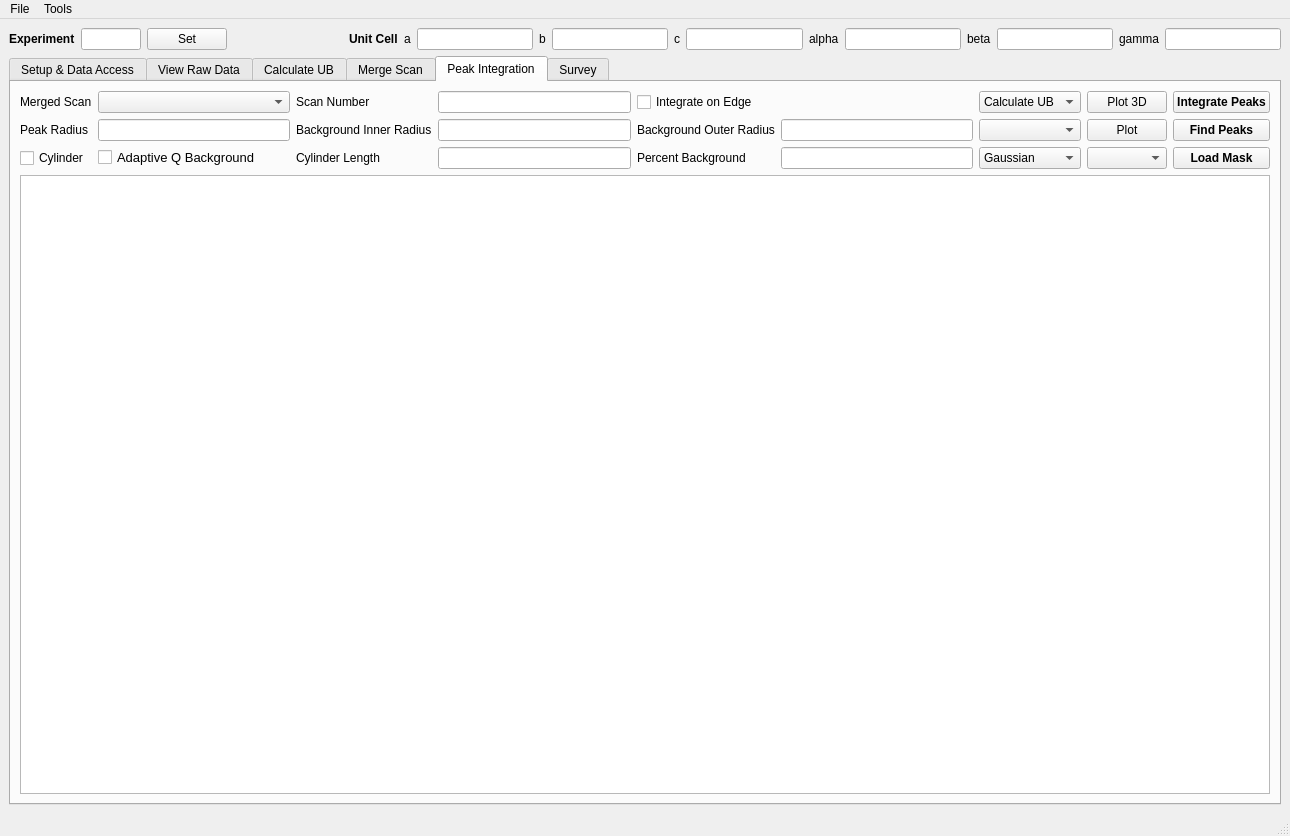
The window that scripts/HFIR_4Circle_Reduction/MainWindow.ui (mantidproject/mantid) describes before a commit, drawn with Qt 5.
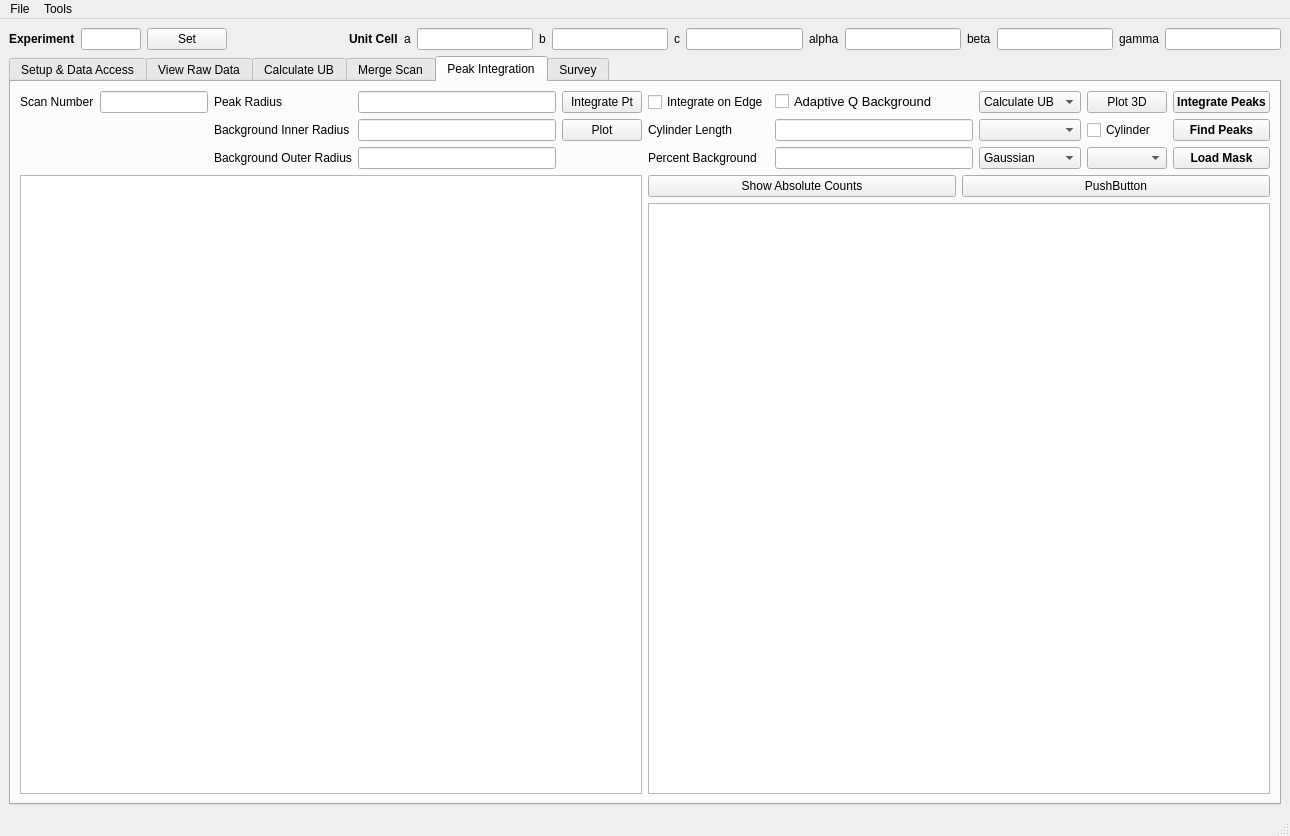
The same window after the commit. The open tabs and pages were chosen to show the change. Custom widgets are drawn as their Qt base class.

Commit message: Refs #14366 and #14031. Checkpointing progress on peak integration.

What changed in the file:
```diff
--- a/scripts/HFIR_4Circle_Reduction/MainWindow.ui
+++ b/scripts/HFIR_4Circle_Reduction/MainWindow.ui
@@ -193,7 +193,7 @@
            <bool>true</bool>
           </property>
           <property name="currentIndex">
-           <number>4</number>
+           <number>0</number>
           </property>
           <widget class="QWidget" name="tab">
            <attribute name="title">
@@ -218,14 +218,16 @@
                <string>&lt;!DOCTYPE HTML PUBLIC &quot;-//W3C//DTD HTML 4.0//EN&quot; &quot;http://www.w3.org/TR/REC-html40/strict.dtd&quot;&gt;
 &lt;html&gt;&lt;head&gt;&lt;meta name=&quot;qrichtext&quot; content=&quot;1&quot; /&gt;&lt;style type=&quot;text/css&quot;&gt;
 p, li { white-space: pre-wrap; }
-&lt;/style&gt;&lt;/head&gt;&lt;body style=&quot; font-family:'.Lucida Grande UI'; font-size:13pt; font-weight:400; font-style:normal;&quot;&gt;
-&lt;p style=&quot; margin-top:0px; margin-bottom:0px; margin-left:0px; margin-right:0px; -qt-block-indent:0; text-indent:0px;&quot;&gt;&lt;span style=&quot; font-family:'Ubuntu'; font-size:10pt; font-weight:600;&quot;&gt;1. Configure the data reduction&lt;/span&gt;&lt;/p&gt;
-&lt;p style=&quot; margin-top:0px; margin-bottom:0px; margin-left:0px; margin-right:0px; -qt-block-indent:0; text-indent:0px;&quot;&gt;&lt;span style=&quot; font-family:'Ubuntu'; font-size:10pt; font-style:italic;&quot;&gt;(a) Do not modify ServerURL unless necessary;&lt;/span&gt;&lt;/p&gt;
-&lt;p style=&quot; margin-top:0px; margin-bottom:0px; margin-left:0px; margin-right:0px; -qt-block-indent:0; text-indent:0px;&quot;&gt;&lt;span style=&quot; font-family:'Ubuntu'; font-size:10pt; font-style:italic;&quot;&gt;(b) Click 'Apply' to check internet connection and directories;&lt;/span&gt;&lt;/p&gt;
-&lt;p style=&quot; margin-top:0px; margin-bottom:0px; margin-left:0px; margin-right:0px; -qt-block-indent:0; text-indent:0px;&quot;&gt;&lt;span style=&quot; font-family:'Ubuntu'; font-size:10pt; font-style:italic;&quot;&gt;(c) If 'Time out' is popped out, try to click 'Apply' again. Server may not be able to respond promptly.&lt;/span&gt;&lt;/p&gt;
-&lt;p style=&quot;-qt-paragraph-type:empty; margin-top:0px; margin-bottom:0px; margin-left:0px; margin-right:0px; -qt-block-indent:0; text-indent:0px; font-family:'Ubuntu'; font-size:10pt; font-style:italic;&quot;&gt;&lt;br /&gt;&lt;/p&gt;
-&lt;p style=&quot; margin-top:0px; margin-bottom:0px; margin-left:0px; margin-right:0px; -qt-block-indent:0; text-indent:0px;&quot;&gt;&lt;span style=&quot; font-family:'Ubuntu'; font-size:10pt; font-weight:600;&quot;&gt;2. Start to reduce data&lt;/span&gt;&lt;/p&gt;
-&lt;p style=&quot; margin-top:0px; margin-bottom:0px; margin-left:0px; margin-right:0px; -qt-block-indent:0; text-indent:0px;&quot;&gt;&lt;span style=&quot; font-family:'Ubuntu'; font-size:10pt; font-style:italic;&quot;&gt;(a) Set&lt;/span&gt;&lt;span style=&quot; font-family:'Ubuntu'; font-size:10pt;&quot;&gt; Experiment&lt;/span&gt;&lt;/p&gt;&lt;/body&gt;&lt;/html&gt;</string>
+&lt;/style&gt;&lt;/head&gt;&lt;body style=&quot; font-family:'Ubuntu'; font-size:11pt; font-weight:400; font-style:normal;&quot;&gt;
+&lt;p style=&quot; margin-top:0px; margin-bottom:0px; margin-left:0px; margin-right:0px; -qt-block-indent:0; text-indent:0px;&quot;&gt;&lt;span style=&quot; font-size:14pt; font-weight:600; font-style:italic;&quot;&gt;DON'T PANIC! IT IS &lt;/span&gt;&lt;span style=&quot; font-size:7pt; font-style:italic; vertical-align:sub;&quot;&gt;(supposed to be)&lt;/span&gt;&lt;span style=&quot; font-size:14pt; font-weight:600; font-style:italic;&quot;&gt; EASY TO USE!&lt;/span&gt;&lt;/p&gt;
+&lt;p style=&quot;-qt-paragraph-type:empty; margin-top:0px; margin-bottom:0px; margin-left:0px; margin-right:0px; -qt-block-indent:0; text-indent:0px; font-size:10pt; font-weight:600;&quot;&gt;&lt;br /&gt;&lt;/p&gt;
+&lt;p style=&quot; margin-top:0px; margin-bottom:0px; margin-left:0px; margin-right:0px; -qt-block-indent:0; text-indent:0px;&quot;&gt;&lt;span style=&quot; font-size:10pt; font-weight:600;&quot;&gt;1. Configure the data reduction&lt;/span&gt;&lt;/p&gt;
+&lt;p style=&quot; margin-top:0px; margin-bottom:0px; margin-left:0px; margin-right:0px; -qt-block-indent:0; text-indent:0px;&quot;&gt;&lt;span style=&quot; font-size:10pt; font-style:italic;&quot;&gt;(a) Do not modify ServerURL unless necessary;&lt;/span&gt;&lt;/p&gt;
+&lt;p style=&quot; margin-top:0px; margin-bottom:0px; margin-left:0px; margin-right:0px; -qt-block-indent:0; text-indent:0px;&quot;&gt;&lt;span style=&quot; font-size:10pt; font-style:italic;&quot;&gt;(b) Click 'Apply' to check internet connection and directories;&lt;/span&gt;&lt;/p&gt;
+&lt;p style=&quot; margin-top:0px; margin-bottom:0px; margin-left:0px; margin-right:0px; -qt-block-indent:0; text-indent:0px;&quot;&gt;&lt;span style=&quot; font-size:10pt; font-style:italic;&quot;&gt;(c) If 'Time out' is popped out, try to click 'Apply' again. Server may not be able to respond promptly.&lt;/span&gt;&lt;/p&gt;
+&lt;p style=&quot;-qt-paragraph-type:empty; margin-top:0px; margin-bottom:0px; margin-left:0px; margin-right:0px; -qt-block-indent:0; text-indent:0px; font-size:10pt; font-style:italic;&quot;&gt;&lt;br /&gt;&lt;/p&gt;
+&lt;p style=&quot; margin-top:0px; margin-bottom:0px; margin-left:0px; margin-right:0px; -qt-block-indent:0; text-indent:0px;&quot;&gt;&lt;span style=&quot; font-size:10pt; font-weight:600;&quot;&gt;2. Start to reduce data&lt;/span&gt;&lt;/p&gt;
+&lt;p style=&quot; margin-top:0px; margin-bottom:0px; margin-left:0px; margin-right:0px; -qt-block-indent:0; text-indent:0px;&quot;&gt;&lt;span style=&quot; font-size:10pt; font-style:italic;&quot;&gt;(a) Set&lt;/span&gt;&lt;span style=&quot; font-size:10pt;&quot;&gt; Experiment&lt;/span&gt;&lt;/p&gt;&lt;/body&gt;&lt;/html&gt;</string>
               </property>
              </widget>
             </item>
@@ -2130,28 +2132,12 @@
                  <item>
                   <layout class="QVBoxLayout" name="verticalLayout_18">
                    <item>
-                    <widget class="QPushButton" name="pushButton">
+                    <widget class="QPushButton" name="pushButton_refreshMerged">
                      <property name="text">
                       <string>Refresh</string>
                      </property>
                     </widget>
                    </item>
-                   <item>
-                    <spacer name="verticalSpacer_17">
-                     <property name="orientation">
-                      <enum>Qt::Vertical</enum>
-                     </property>
-                     <property name="sizeType">
-                      <enum>QSizePolicy::Preferred</enum>
-                     </property>
-                     <property name="sizeHint" stdset="0">
-                      <size>
-                       <width>20</width>
-                       <height>40</height>
-                      </size>
-                     </property>
-                    </spacer>
-                   </item>
                    <item>
                     <widget class="QCheckBox" name="checkBox_3">
                      <property name="text">
@@ -2159,6 +2145,29 @@
                      </property>
                     </widget>
                    </item>
+                   <item>
+                    <spacer name="verticalSpacer_17">
+                     <property name="orientation">
+                      <enum>Qt::Vertical</enum>
+                     </property>
+                     <property name="sizeType">
+                      <enum>QSizePolicy::Preferred</enum>
+                     </property>
+                     <property name="sizeHint" stdset="0">
+                      <size>
+                       <width>20</width>
+                       <height>40</height>
+                      </size>
+                     </property>
+                    </spacer>
+                   </item>
+                   <item>
+                    <widget class="Line" name="line_8">
+                     <property name="orientation">
+                      <enum>Qt::Horizontal</enum>
+                     </property>
+                    </widget>
+                   </item>
                    <item>
                     <widget class="QPushButton" name="pushButton_process4SliceView">
                      <property name="font">
@@ -2172,6 +2181,36 @@
                      </property>
                     </widget>
                    </item>
+                   <item>
+                    <spacer name="verticalSpacer_20">
+                     <property name="orientation">
+                      <enum>Qt::Vertical</enum>
+                     </property>
+                     <property name="sizeType">
+                      <enum>QSizePolicy::Preferred</enum>
+                     </property>
+                     <property name="sizeHint" stdset="0">
+                      <size>
+                       <width>20</width>
+                       <height>40</height>
+                      </size>
+                     </property>
+                    </spacer>
+                   </item>
+                   <item>
+                    <widget class="Line" name="line_7">
+                     <property name="orientation">
+                      <enum>Qt::Horizontal</enum>
+                     </property>
+                    </widget>
+                   </item>
+                   <item>
+                    <widget class="QPushButton" name="pushButton_plotMergedScans">
+                     <property name="text">
+                      <string>Plot</string>
+                     </property>
+                    </widget>
+                   </item>
                    <item>
                     <widget class="QPushButton" name="pushButton_readyToIntegratePeak">
                      <property name="maximumSize">
@@ -2202,14 +2241,7 @@
                     </spacer>
                    </item>
                    <item>
-                    <widget class="QPushButton" name="pushButton_4">
-                     <property name="text">
-                      <string>PushButton</string>
-                     </property>
-                    </widget>
-                   </item>
-                   <item>
-                    <widget class="QPushButton" name="pushButton_5">
+                    <widget class="QPushButton" name="pushButton_saveMergedResult">
                      <property name="maximumSize">
                       <size>
                        <width>130</width>
@@ -2217,7 +2249,7 @@
                       </size>
                      </property>
                      <property name="text">
-                      <string>Delete</string>
+                      <string>Save</string>
                      </property>
                     </widget>
                    </item>
@@ -2250,44 +2282,33 @@
            <layout class="QVBoxLayout" name="verticalLayout_11">
             <item>
              <layout class="QGridLayout" name="gridLayout_13">
-              <item row="2" column="0">
-               <widget class="QCheckBox" name="checkBox_cylinder">
+              <item row="2" column="10">
+               <widget class="QPushButton" name="pushButton_loadMask">
+                <property name="font">
+                 <font>
+                  <weight>75</weight>
+                  <bold>true</bold>
+                 </font>
+                </property>
                 <property name="text">
-                 <string>Cylinder</string>
+                 <string>Load Mask</string>
                 </property>
                </widget>
               </item>
-              <item row="1" column="3">
+              <item row="1" column="4">
                <widget class="QLineEdit" name="lineEdit_bkgdInnerR"/>
               </item>
-              <item row="1" column="5">
-               <widget class="QLineEdit" name="lineEdit_bkgdOuterR"/>
-              </item>
-              <item row="2" column="4">
+              <item row="2" column="6">
                <widget class="QLabel" name="label_36">
                 <property name="text">
                  <string>Percent Background</string>
                 </property>
                </widget>
               </item>
-              <item row="1" column="0">
-               <widget class="QLabel" name="label_34">
-                <property name="text">
-                 <string>Peak Radius</string>
-                </property>
-               </widget>
-              </item>
-              <item row="2" column="5">
+              <item row="2" column="7">
                <widget class="QLineEdit" name="lineEdit_cylinderBkgdPercent"/>
               </item>
-              <item row="1" column="4">
-               <widget class="QLabel" name="label_35">
-                <property name="text">
-                 <string>Background Outer Radius</string>
-                </property>
-               </widget>
-              </item>
-              <item row="2" column="6">
+              <item row="2" column="8">
                <widget class="QComboBox" name="comboBox_cylinderProfile">
                 <item>
                  <property name="text">
@@ -2296,27 +2317,14 @@
                 </item>
                </widget>
               </item>
-              <item row="2" column="2">
-               <widget class="QLabel" name="label_39">
-                <property name="text">
-                 <string>Cylinder Length</string>
-                </property>
-               </widget>
-              </item>
-              <item row="1" column="2">
+              <item row="1" column="3">
                <widget class="QLabel" name="label_37">
                 <property name="text">
                  <string>Background Inner Radius</string>
                 </property>
                </widget>
               </item>
-              <item row="2" column="3">
-               <widget class="QLineEdit" name="lineEdit_cylinderLength"/>
-              </item>
-              <item row="1" column="1">
-               <widget class="QLineEdit" name="lineEdit_peakRadius"/>
-              </item>
-              <item row="0" column="6">
+              <item row="0" column="8">
                <widget class="QComboBox" name="comboBox_ubSource">
                 <property name="toolTip">
                  <string>&lt;html&gt;&lt;head/&gt;&lt;body&gt;&lt;p&gt;Choose the name of the tab, in which the UB matrix is used to convert signals to HKL frame.&lt;/p&gt;&lt;/body&gt;&lt;/html&gt;</string>
@@ -2338,46 +2346,10 @@
                 </item>
                </widget>
               </item>
-              <item row="0" column="3">
-               <widget class="QLineEdit" name="lineEdit_scanIntegratePeak">
-                <property name="sizePolicy">
-                 <sizepolicy hsizetype="Preferred" vsizetype="Fixed">
-                  <horstretch>0</horstretch>
-                  <verstretch>0</verstretch>
-                 </sizepolicy>
-                </property>
-                <property name="readOnly">
-                 <bool>false</bool>
-                </property>
-               </widget>
-              </item>
-              <item row="0" column="2">
-               <widget class="QLabel" name="label_5">
-                <property name="text">
-                 <string>Scan Number</string>
-                </property>
-               </widget>
-              </item>
-              <item row="0" column="0">
-               <widget class="QLabel" name="label_38">
-                <property name="text">
-                 <string>Merged Scan</string>
-                </property>
-               </widget>
-              </item>
-              <item row="0" column="1">
-               <widget class="QComboBox" name="comboBox_mergedScanWSName">
-                <item>
-                 <property name="text">
-                  <string/>
-                 </property>
-                </item>
-               </widget>
-              </item>
-              <item row="2" column="7">
+              <item row="2" column="9">
                <widget class="QComboBox" name="comboBox_cylinderIntOption"/>
               </item>
-              <item row="0" column="8">
+              <item row="0" column="10">
                <widget class="QPushButton" name="pushButton_integratePeak">
                 <property name="font">
                  <font>
@@ -2390,7 +2362,7 @@
                 </property>
                </widget>
               </item>
-              <item row="1" column="8">
+              <item row="1" column="10">
                <widget class="QPushButton" name="pushButton_findPeaks">
                 <property name="font">
                  <font>
@@ -2403,59 +2375,139 @@
                 </property>
                </widget>
               </item>
-              <item row="2" column="8">
-               <widget class="QPushButton" name="pushButton_loadMask">
-                <property name="font">
-                 <font>
-                  <weight>75</weight>
-                  <bold>true</bold>
-                 </font>
-                </property>
-                <property name="text">
-                 <string>Load Mask</string>
-                </property>
-               </widget>
-              </item>
-              <item row="2" column="1">
-               <widget class="QCheckBox" name="checkBox_adaptQBkgd">
-                <property name="font">
-                 <font>
-                  <pointsize>10</pointsize>
-                 </font>
-                </property>
-                <property name="text">
-                 <string>Adaptive Q Background</string>
-                </property>
-               </widget>
-              </item>
-              <item row="1" column="6">
+              <item row="1" column="8">
                <widget class="QComboBox" name="comboBox_maskWSList"/>
               </item>
-              <item row="0" column="7">
+              <item row="0" column="9">
                <widget class="QPushButton" name="pushButton_plot3DMerged">
                 <property name="text">
                  <string>Plot 3D</string>
                 </property>
                </widget>
               </item>
+              <item row="0" column="6">
+               <widget class="QCheckBox" name="checkBox_integrateOnEdge">
+                <property name="text">
+                 <string>Integrate on Edge</string>
+                </property>
+               </widget>
+              </item>
+              <item row="1" column="6">
+               <widget class="QLabel" name="label_39">
+                <property name="text">
+                 <string>Cylinder Length</string>
+                </property>
+               </widget>
+              </item>
+              <item row="2" column="3">
+               <widget class="QLabel" name="label_35">
+                <property name="text">
+                 <string>Background Outer Radius</string>
+                </property>
+               </widget>
+              </item>
+              <item row="0" column="7">
+               <widget class="QCheckBox" name="checkBox_adaptQBkgd">
+                <property name="font">
+                 <font>
+                  <pointsize>10</pointsize>
+                 </font>
+                </property>
+                <property name="text">
+                 <string>Adaptive Q Background</string>
+                </property>
+               </widget>
+              </item>
+              <item row="0" column="3">
+               <widget class="QLabel" name="label_34">
+                <property name="text">
+                 <string>Peak Radius</string>
+                </property>
+               </widget>
+              </item>
+              <item row="0" column="4">
+               <widget class="QLineEdit" name="lineEdit_peakRadius"/>
+              </item>
+              <item row="0" column="1">
+               <widget class="QLineEdit" name="lineEdit_scanIntegratePeak">
+                <property name="sizePolicy">
+                 <sizepolicy hsizetype="Preferred" vsizetype="Fixed">
+                  <horstretch>0</horstretch>
+                  <verstretch>0</verstretch>
+                 </sizepolicy>
+                </property>
+                <property name="readOnly">
+                 <bool>false</bool>
+                </property>
+               </widget>
+              </item>
               <item row="1" column="7">
+               <widget class="QLineEdit" name="lineEdit_cylinderLength"/>
+              </item>
+              <item row="2" column="4">
+               <widget class="QLineEdit" name="lineEdit_bkgdOuterR"/>
+              </item>
+              <item row="1" column="9">
+               <widget class="QCheckBox" name="checkBox_cylinder">
+                <property name="text">
+                 <string>Cylinder</string>
+                </property>
+               </widget>
+              </item>
+              <item row="0" column="0">
+               <widget class="QLabel" name="label_5">
+                <property name="text">
+                 <string>Scan Number</string>
+                </property>
+               </widget>
+              </item>
+              <item row="0" column="5">
+               <widget class="QPushButton" name="pushButton_integratePt">
+                <property name="text">
+                 <string>Integrate Pt</string>
+                </property>
+               </widget>
+              </item>
+              <item row="1" column="5">
                <widget class="QPushButton" name="pushButton_plotScanPt">
                 <property name="text">
                  <string>Plot</string>
                 </property>
                </widget>
               </item>
-              <item row="0" column="4">
-               <widget class="QCheckBox" name="checkBox_integrateOnEdge">
-                <property name="text">
-                 <string>Integrate on Edge</string>
-                </property>
-               </widget>
-              </item>
              </layout>
             </item>
             <item>
-             <widget class="IntegratePeaksTableWidget" name="tableWidget_peakIntegration"/>
+             <layout class="QHBoxLayout" name="horizontalLayout_3">
+              <item>
+               <widget class="IntegratePeaksTableWidget" name="tableWidget_peakIntegration"/>
+              </item>
+              <item>
+               <layout class="QVBoxLayout" name="verticalLayout_12">
+                <item>
+                 <layout class="QGridLayout" name="gridLayout_15">
+                  <item row="0" column="0">
+                   <widget class="QPushButton" name="pushButton_showAbsoluteCounts">
+                    <property name="text">
+                     <string>Show Absolute Counts</string>
+                    </property>
+                   </widget>
+                  </item>
+                  <item row="0" column="1">
+                   <widget class="QPushButton" name="pushButton_3">
+                    <property name="text">
+                     <string>PushButton</string>
+                    </property>
+                   </widget>
+                  </item>
+                 </layout>
+                </item>
+                <item>
+                 <widget class="MplGraphicsView" name="graphicsView_integratedPeakView"/>
+                </item>
+               </layout>
+              </item>
+             </layout>
             </item>
            </layout>
           </widget>
@@ -2893,7 +2945,7 @@
      <x>0</x>
      <y>0</y>
      <width>1290</width>
-     <height>22</height>
+     <height>25</height>
     </rect>
    </property>
    <widget class="QMenu" name="menuFile">
```
The commit also changes 3 other files.
